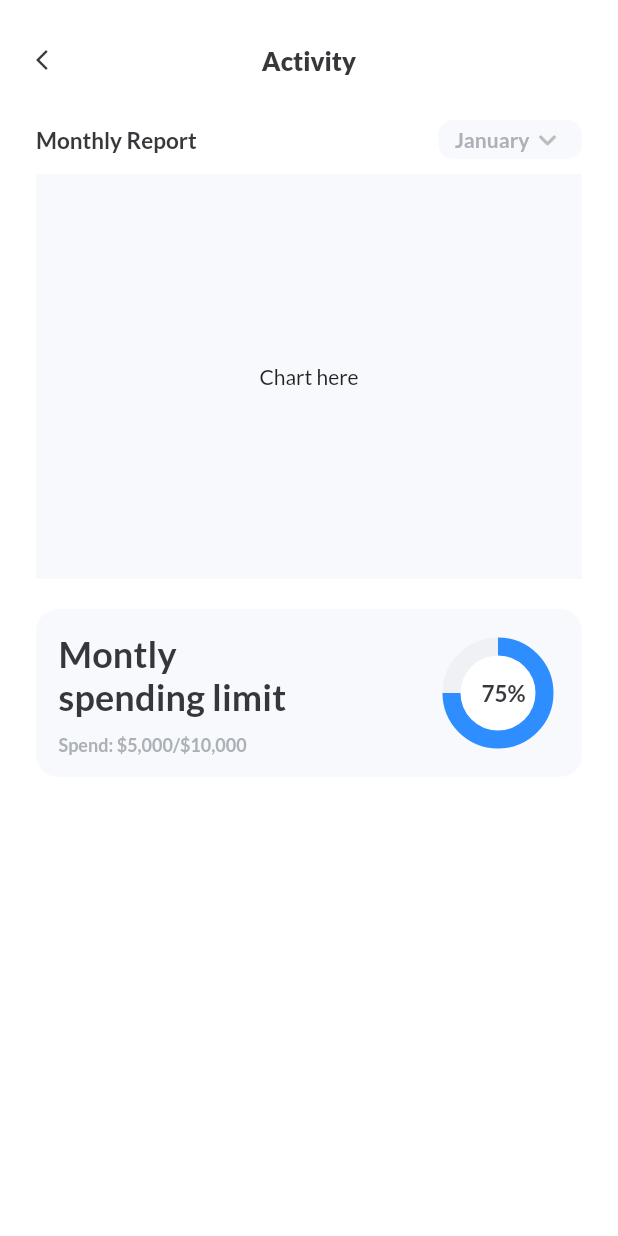
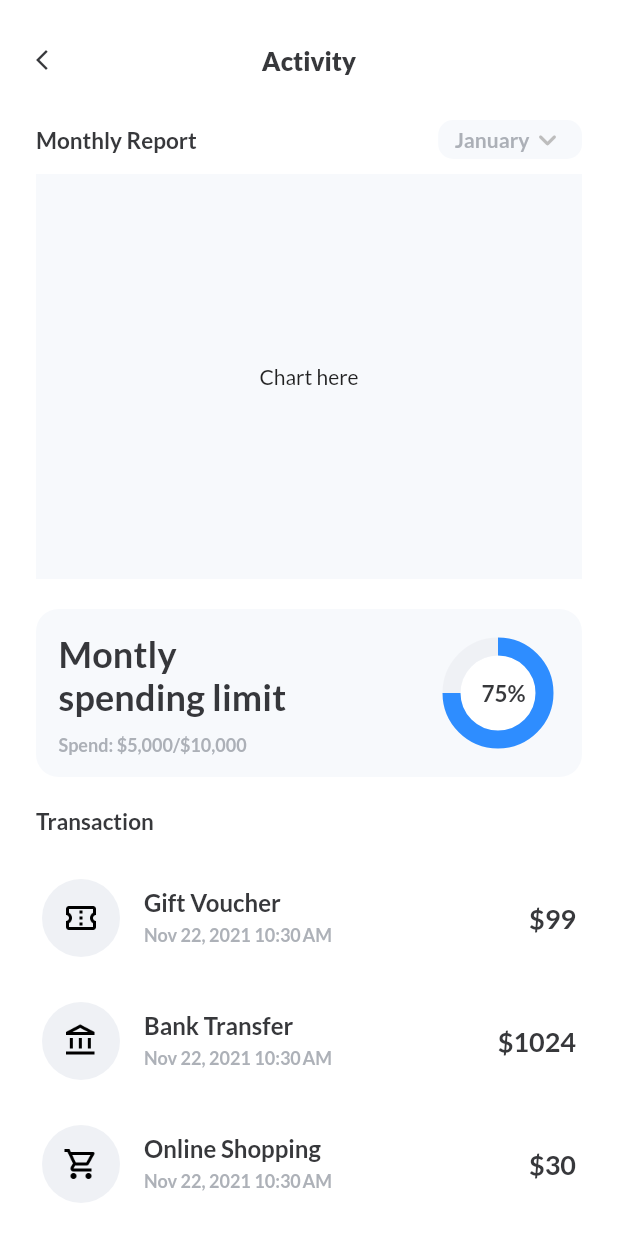
Before and after one commit to CarlosDiaz12/expenses-ui-challenge, a Flutter app: the screen it shows after launch, after a tap on "See Activity", on a phone screen of 412 x 824 dp. Run offline on Flutter 3.47's test engine with Material 2 defaults, Android fonts, the phone set to English and light mode, and no system bars; drawn by our look-alikes of fl_chart; our stand-ins replace flutter_svg, google_fonts.

Commit message:
✨ activity transaction list added

```diff
--- a/lib/constants/app_constants.dart
+++ b/lib/constants/app_constants.dart
@@ -31,4 +31,25 @@ class AppConstants {
       imageUrl: 'assets/apple-logo.png',
     ),
   ];
+
+  static List<Transaction> ACTIVITY_TRANSACTION_LIST = <Transaction>[
+    Transaction(
+      name: 'Gift Voucher',
+      amount: 99,
+      date: DateTime.now(),
+      imageUrl: 'assets/ticket-logo.png',
+    ),
+    Transaction(
+      name: 'Bank Transfer',
+      amount: 1024,
+      date: DateTime.now(),
+      imageUrl: 'assets/bank-logo.png',
+    ),
+    Transaction(
+      name: 'Online Shopping',
+      amount: 30,
+      date: DateTime.now(),
+      imageUrl: 'assets/cart-logo.png',
+    ),
+  ];
 }
--- a/lib/pages/activity_page.dart
+++ b/lib/pages/activity_page.dart
@@ -1,7 +1,8 @@
-import 'package:expenses_ui_challenge/constants/app_constants.dart';
-import 'package:expenses_ui_challenge/widgets/custom_box.dart';
-import 'package:expenses_ui_challenge/widgets/muted_text.dart';
-import 'package:fl_chart/fl_chart.dart';
+import 'package:expenses_ui_challenge/widgets/transaction_list_widget.dart';
+
+import '../constants/app_constants.dart';
+import '../widgets/activity_page_header.dart';
+import '../widgets/spending_limit_widget.dart';
 import 'package:flutter/material.dart';
 import 'package:flutter/services.dart';
 
@@ -24,42 +25,7 @@ class ActivityPage extends StatelessWidget {
           padding: const EdgeInsets.symmetric(horizontal: 24.0),
           child: Column(
             children: [
-              Row(
-                mainAxisAlignment: MainAxisAlignment.spaceBetween,
-                children: [
-                  Text(
-                    'Monthly Report',
-                    style: AppConstants.primaryTextStyle,
-                  ),
-                  Container(
-                    padding: const EdgeInsets.only(left: 10.0, right: 10.0),
-                    decoration: BoxDecoration(
-                      color: AppConstants.lightGreyColor,
-                      borderRadius: BorderRadius.circular(10.0),
-                      border: Border.all(
-                        style: BorderStyle.none,
-                      ),
-                    ),
-                    child: DropdownButton<String>(
-                      elevation: 0,
-                      value: '01',
-                      icon: Icon(Icons.keyboard_arrow_down_rounded),
-                      items: [
-                        DropdownMenuItem(
-                          child: MutedText(
-                            label: 'January',
-                            customFontSize: 14,
-                          ),
-                          value: '01',
-                        ),
-                      ],
-                      isDense: true,
-                      underline: Container(),
-                      dropdownColor: AppConstants.greyColor,
-                    ),
-                  ),
-                ],
-              ),
+              ActivityPageHeader(),
               SizedBox(height: 10),
               Container(
                 color: AppConstants.lightGreyColor,
@@ -70,71 +36,11 @@ class ActivityPage extends StatelessWidget {
                 ),
               ),
               SizedBox(height: 20),
-              CustomBox(
-                child: Row(
-                  mainAxisAlignment: MainAxisAlignment.spaceBetween,
-                  crossAxisAlignment: CrossAxisAlignment.start,
-                  children: [
-                    Flexible(
-                      child: Column(
-                        crossAxisAlignment: CrossAxisAlignment.start,
-                        children: [
-                          Text(
-                            'Montly spending limit',
-                            style: AppConstants.primaryTextStyle.copyWith(
-                              fontSize: 24,
-                              fontWeight: FontWeight.bold,
-                              letterSpacing: 0.1,
-                            ),
-                          ),
-                          SizedBox(height: 10),
-                          MutedText(label: 'Spend: \$5,000/\$10,000'),
-                        ],
-                      ),
-                    ),
-                    Flexible(
-                      child: Stack(
-                        children: [
-                          Container(
-                            margin: EdgeInsets.only(top: 16, right: 16),
-                            width: 50,
-                            height: 50,
-                            child: PieChart(
-                              PieChartData(
-                                centerSpaceColor: Colors.white,
-                                startDegreeOffset: 180,
-                                sectionsSpace: 0,
-                                centerSpaceRadius: 25,
-                                sections: [
-                                  PieChartSectionData(
-                                    showTitle: false,
-                                    value: 25,
-                                    radius: 12,
-                                    color: AppConstants.greyColor,
-                                  ),
-                                  PieChartSectionData(
-                                    showTitle: false,
-                                    value: 75,
-                                    radius: 12,
-                                    color: AppConstants.blueColor,
-                                  ),
-                                ],
-                              ),
-                            ),
-                          ),
-                          Positioned(
-                            top: 32,
-                            left: 14,
-                            child: Text(
-                              '75%',
-                              style: AppConstants.primaryTextStyle,
-                            ),
-                          ),
-                        ],
-                      ),
-                    ),
-                  ],
-                ),
+              SpendingLimitWidget(),
+              SizedBox(height: 20),
+              TransactionListWidget(
+                items: AppConstants.ACTIVITY_TRANSACTION_LIST,
+                iconSize: 24,
               ),
             ],
           ),
--- a/lib/pages/home_page.dart
+++ b/lib/pages/home_page.dart
@@ -1,3 +1,4 @@
+import 'package:expenses_ui_challenge/constants/app_constants.dart';
 import 'package:flutter/services.dart';
 
 import '../widgets/transaction_list_widget.dart';
@@ -31,7 +32,9 @@ class HomePage extends StatelessWidget {
               SizedBox(height: 20),
               WalletOverviewSection(),
               SizedBox(height: 20),
-              TransactionListWidget(),
+              TransactionListWidget(
+                items: AppConstants.TRANSACTION_LIST,
+              ),
             ],
           ),
         ),
--- /dev/null
+++ b/lib/widgets/activity_page_header.dart
@@ -0,0 +1,48 @@
+import '../constants/app_constants.dart';
+import 'package:flutter/material.dart';
+
+import 'muted_text.dart';
+
+class ActivityPageHeader extends StatelessWidget {
+  const ActivityPageHeader({Key? key}) : super(key: key);
+
+  @override
+  Widget build(BuildContext context) {
+    return Row(
+      mainAxisAlignment: MainAxisAlignment.spaceBetween,
+      children: [
+        Text(
+          'Monthly Report',
+          style: AppConstants.primaryTextStyle,
+        ),
+        Container(
+          padding: const EdgeInsets.only(left: 10.0, right: 10.0),
+          decoration: BoxDecoration(
+            color: AppConstants.lightGreyColor,
+            borderRadius: BorderRadius.circular(10.0),
+            border: Border.all(
+              style: BorderStyle.none,
+            ),
+          ),
+          child: DropdownButton<String>(
+            elevation: 0,
+            value: '01',
+            icon: Icon(Icons.keyboard_arrow_down_rounded),
+            items: [
+              DropdownMenuItem(
+                child: MutedText(
+                  label: 'January',
+                  customFontSize: 14,
+                ),
+                value: '01',
+              ),
+            ],
+            isDense: true,
+            underline: Container(),
+            dropdownColor: AppConstants.greyColor,
+          ),
+        ),
+      ],
+    );
+  }
+}
--- a/lib/widgets/bottom_navigation.dart
+++ b/lib/widgets/bottom_navigation.dart
@@ -1,5 +1,6 @@
+import 'package:flutter/material.dart';
+
 import '../constants/app_constants.dart';
-import 'package:flutter/material.dart';
 
 class BottomNavigation extends StatelessWidget {
   const BottomNavigation({Key? key}) : super(key: key);
--- /dev/null
+++ b/lib/widgets/spending_limit_widget.dart
@@ -0,0 +1,80 @@
+import '../constants/app_constants.dart';
+import 'muted_text.dart';
+import 'package:fl_chart/fl_chart.dart';
+import 'package:flutter/material.dart';
+
+import 'custom_box.dart';
+
+class SpendingLimitWidget extends StatelessWidget {
+  const SpendingLimitWidget({Key? key}) : super(key: key);
+
+  @override
+  Widget build(BuildContext context) {
+    return CustomBox(
+      child: Row(
+        mainAxisAlignment: MainAxisAlignment.spaceBetween,
+        crossAxisAlignment: CrossAxisAlignment.start,
+        children: [
+          Flexible(
+            child: Column(
+              crossAxisAlignment: CrossAxisAlignment.start,
+              children: [
+                Text(
+                  'Montly spending limit',
+                  style: AppConstants.primaryTextStyle.copyWith(
+                    fontSize: 24,
+                    fontWeight: FontWeight.bold,
+                    letterSpacing: 0.1,
+                  ),
+                ),
+                SizedBox(height: 10),
+                MutedText(label: 'Spend: \$5,000/\$10,000'),
+              ],
+            ),
+          ),
+          Flexible(
+            child: Stack(
+              children: [
+                Container(
+                  margin: EdgeInsets.only(top: 16, right: 16),
+                  width: 50,
+                  height: 50,
+                  child: PieChart(
+                    PieChartData(
+                      centerSpaceColor: Colors.white,
+                      startDegreeOffset: 180,
+                      sectionsSpace: 0,
+                      centerSpaceRadius: 25,
+                      sections: [
+                        PieChartSectionData(
+                          showTitle: false,
+                          value: 25,
+                          radius: 12,
+                          color: AppConstants.greyColor,
+                        ),
+                        PieChartSectionData(
+                          showTitle: false,
+                          value: 75,
+                          radius: 12,
+                          color: AppConstants.blueColor,
+                        ),
+                      ],
+                    ),
+                  ),
+                ),
+                Positioned(
+                  top: 32,
+                  left: 14,
+                  child: Text(
+                    '75%',
+                    style: AppConstants.primaryTextStyle,
+                  ),
+                ),
+              ],
+            ),
+          ),
+        ],
+      ),
+    );
+  }
+}
--- a/lib/widgets/transaction_list_widget.dart
+++ b/lib/widgets/transaction_list_widget.dart
@@ -6,8 +6,12 @@ import 'package:intl/intl.dart';
 import 'muted_text.dart';
 
 class TransactionListWidget extends StatelessWidget {
+  final List<Transaction> items;
+  final double? iconSize;
   const TransactionListWidget({
     Key? key,
+    required this.items,
+    this.iconSize,
   }) : super(key: key);
 
   @override
@@ -24,10 +28,13 @@ class TransactionListWidget extends StatelessWidget {
           physics: NeverScrollableScrollPhysics(),
           separatorBuilder: (ctx, i) => SizedBox(height: 10),
           shrinkWrap: true,
-          itemCount: AppConstants.TRANSACTION_LIST.length,
+          itemCount: items.length,
           itemBuilder: (ctx, index) {
-            var transaction = AppConstants.TRANSACTION_LIST[index];
-            return _TransactionListItem(transaction: transaction);
+            var transaction = items[index];
+            return _TransactionListItem(
+              transaction: transaction,
+              iconSize: iconSize,
+            );
           },
         ),
       ],
@@ -35,17 +42,22 @@ class TransactionListWidget extends StatelessWidget {
   }
 }
 
+// ignore: must_be_immutable
 class _TransactionListItem extends StatelessWidget {
-  const _TransactionListItem({
+  late double? iconSize;
+  _TransactionListItem({
     Key? key,
     required this.transaction,
+    this.iconSize,
   }) : super(key: key);
 
   final Transaction transaction;
 
   @override
   Widget build(BuildContext context) {
+    iconSize ??= 32;
     return ListTile(
+      contentPadding: EdgeInsets.symmetric(horizontal: 4),
       title: Text(
         transaction.name,
         style: AppConstants.primaryTextStyle.copyWith(
@@ -57,13 +69,19 @@ class _TransactionListItem extends StatelessWidget {
         backgroundColor: AppConstants.greyColor,
         child: Image.asset(
           transaction.imageUrl,
-          width: 32,
-          height: 32,
+          width: iconSize,
+          height: iconSize,
         ),
       ),
       subtitle: MutedText(
         label: DateFormat.yMMMd().add_jm().format(transaction.date),
       ),
+      trailing: Text(
+        '\$${transaction.amount}',
+        style: AppConstants.primaryTextStyle.copyWith(
+          fontSize: 18,
+        ),
+      ),
     );
   }
 }
```
Also changed, not shown: assets/bank-logo.png (added), assets/cart-logo.png (added), assets/ticket-logo.png (added).
